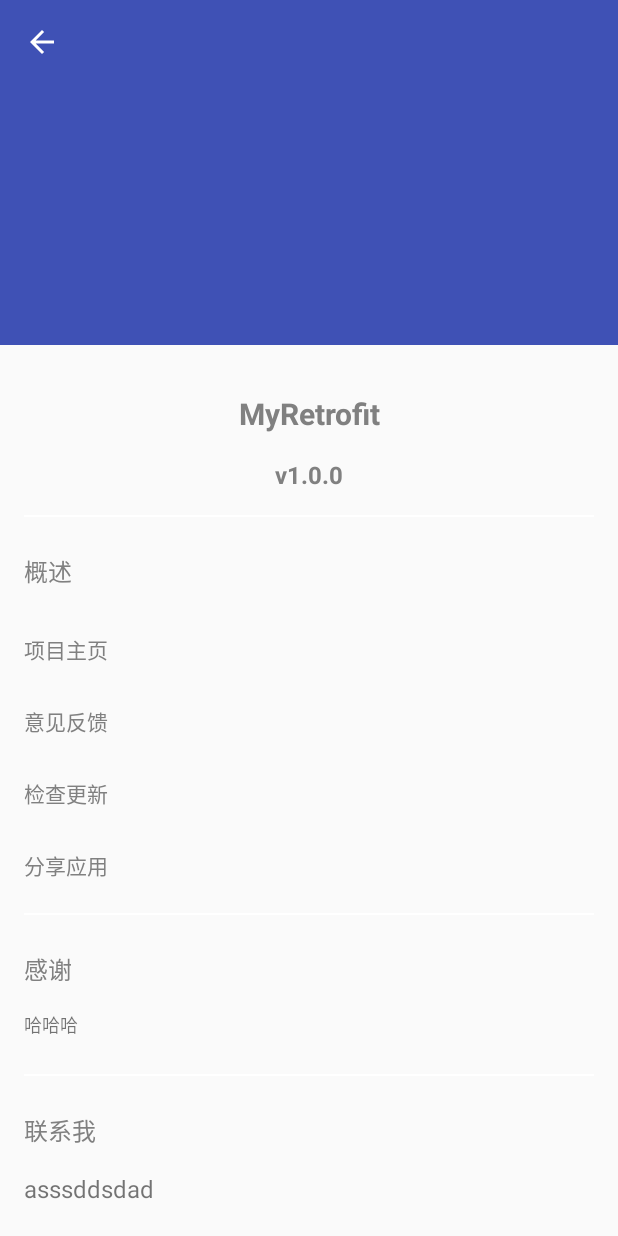
After one commit to yaozhengzheng/MyRetrofit, an Android app: the BarActivity screen opened directly, with no data from a screen before it, on a phone screen of 412 x 824 dp. The commit adds this screen. Run offline under Robolectric (Android 15) with nearby library versions, the phone set to English and light mode, and no system bars; pictures from the network do not load.

Commit message:
增加伸缩状态栏

```diff
--- /dev/null
+++ b/app/src/main/java/com/example/myretrofit/activity/BarActivity.java
@@ -0,0 +1,81 @@
+package com.example.myretrofit.activity;
+
+import android.graphics.drawable.Drawable;
+import android.os.Bundle;
+import android.view.View;
+import android.view.animation.AnimationUtils;
+import android.widget.ImageSwitcher;
+import android.widget.ImageView;
+import android.widget.ViewSwitcher;
+
+import com.bumptech.glide.Glide;
+import com.bumptech.glide.request.target.SimpleTarget;
+import com.bumptech.glide.request.transition.Transition;
+import com.example.myretrofit.R;
+
+import java.util.Random;
+
+
+/**
+ * @author 姚政诤
+ */
+public class BarActivity extends BaseActivity {
+
+    private ImageSwitcher imageSwitcher;
+    private String[] imageUrls = {
+            "http://7xp1a1.com1.z0.glb.clouddn.com/liyu01.png",
+            "http://7xp1a1.com1.z0.glb.clouddn.com/liyu02.png",
+            "http://7xp1a1.com1.z0.glb.clouddn.com/liyu03.png",
+            "http://7xp1a1.com1.z0.glb.clouddn.com/liyu04.png",
+            "http://7xp1a1.com1.z0.glb.clouddn.com/liyu05.png"};
+
+//    private Subscription subscription;
+
+    @Override
+    protected int getLayoutId() {
+        return R.layout.activity_bar;
+    }
+
+    @Override
+    protected int getMenuId() {
+        return 0;
+    }
+
+    @Override
+    protected void initViews(Bundle saveInstanceState) {
+        setDisplayHomeAsUpEnabled(true);
+        imageSwitcher = (ImageSwitcher) findViewById(R.id.imageSwitcher);
+        imageSwitcher.setFactory(new ViewSwitcher.ViewFactory() {
+            @Override
+            public View makeView() {
+                ImageView imageView = new ImageView(BarActivity.this);
+                imageView.setScaleType(ImageView.ScaleType.FIT_XY);
+                return imageView;
+            }
+        });
+        imageSwitcher.setInAnimation(AnimationUtils.loadAnimation(this,
+                R.anim.zoom_in));
+        imageSwitcher.setOutAnimation(AnimationUtils.loadAnimation(this,
+                R.anim.zoom_out));
+    }
+
+    @Override
+    protected void loadData() {
+        imageSwitcher.post(new Runnable() {
+            @Override
+            public void run() {
+                loadImage();
+            }
+        });
+
+    }
+
+    private void loadImage() {
+        Glide.with(this).load(imageUrls[new Random().nextInt(5)]).into(new SimpleTarget<Drawable>() {
+            @Override
+            public void onResourceReady(Drawable resource, Transition<? super Drawable> transition) {
+                imageSwitcher.setImageDrawable(resource);
+            }
+        });
+    }
+}
--- a/app/src/main/java/com/example/myretrofit/activity/BaseActivity.java
+++ b/app/src/main/java/com/example/myretrofit/activity/BaseActivity.java
@@ -2,9 +2,12 @@ package com.example.myretrofit.activity;
 
 import android.os.Bundle;
 import android.support.annotation.LayoutRes;
+import android.support.annotation.MenuRes;
 import android.support.annotation.Nullable;
 import android.support.v7.app.AppCompatActivity;
 import android.support.v7.widget.Toolbar;
+import android.view.Menu;
+import android.view.MenuItem;
 
 import com.example.myretrofit.R;
 
@@ -20,6 +23,10 @@ public abstract class BaseActivity extends AppCompatActivity {
     protected abstract
     @LayoutRes
     int getLayoutId();
+
+    protected abstract
+    @MenuRes
+    int getMenuId();
 
     protected abstract void initViews(Bundle saveInstanceState);
 
@@ -38,4 +45,29 @@ public abstract class BaseActivity extends AppCompatActivity {
         toolbar = (Toolbar) findViewById(R.id.toolbar);
         setSupportActionBar(toolbar);
     }
+    //toolbar显示自带返回按钮
+    protected void setDisplayHomeAsUpEnabled(boolean enable) {
+        if (getSupportActionBar() != null)
+            getSupportActionBar().setDisplayHomeAsUpEnabled(enable);
+    }
+
+    @Override
+    public boolean onCreateOptionsMenu(Menu menu) {
+        if (getMenuId() != 0) {
+            getMenuInflater().inflate(getMenuId(), menu);
+            return true;
+        }
+        return super.onCreateOptionsMenu(menu);
+    }
+
+    @Override
+    public boolean onOptionsItemSelected(MenuItem item) {
+        int id = item.getItemId();
+        if (id == android.R.id.home) {
+            onBackPressed();
+            return true;
+        }
+        return super.onOptionsItemSelected(item);
+    }
+
 }
--- a/app/src/main/java/com/example/myretrofit/activity/HomeActivity.java
+++ b/app/src/main/java/com/example/myretrofit/activity/HomeActivity.java
@@ -102,7 +102,7 @@ public class HomeActivity extends AppCompatActivity {
         list.add("SpringActionMenu");
         list.add("ChooseCity");
         list.add("TabsIndicator");
-        list.add("okgo请求有问题");
+        list.add("okgo");
         list.add("image");
         list.add("Diy_view");
         list.add("Custom");
@@ -110,6 +110,7 @@ public class HomeActivity extends AppCompatActivity {
         list.add("WCDB数据库");
         list.add("收益曲线图");
         list.add("闪屏广告图");
+        list.add("伸缩式标题栏");
 
         listView.setOnItemClickListener(new AdapterView.OnItemClickListener() {
             @Override
@@ -151,6 +152,9 @@ public class HomeActivity extends AppCompatActivity {
                     case 11:
                         intent.setClass(HomeActivity.this, SplashAdvertisingActivity.class);
                         break;
+                    case 12:
+                        intent.setClass(HomeActivity.this, BarActivity.class);
+                        break;
                 }
                 startActivity(intent);
             }
--- /dev/null
+++ b/app/src/main/res/layout/activity_bar.xml
@@ -0,0 +1,196 @@
+<?xml version="1.0" encoding="utf-8"?>
+<android.support.design.widget.CoordinatorLayout
+    xmlns:android="http://schemas.android.com/apk/res/android"
+    xmlns:app="http://schemas.android.com/apk/res-auto"
+    xmlns:tools="http://schemas.android.com/tools"
+    android:layout_width="match_parent"
+    android:layout_height="match_parent"
+    android:fitsSystemWindows="true"
+    tools:context="com.example.myretrofit.activity.BarActivity">
+
+    <android.support.design.widget.AppBarLayout
+        android:id="@+id/app_bar"
+        android:layout_width="match_parent"
+        android:layout_height="@dimen/app_bar_height"
+        android:fitsSystemWindows="true"
+        android:theme="@style/ThemeOverlay.AppCompat.Dark.ActionBar">
+
+        <android.support.design.widget.CollapsingToolbarLayout
+            android:id="@+id/toolbar_layout"
+            android:layout_width="match_parent"
+            android:layout_height="match_parent"
+            android:fitsSystemWindows="true"
+            app:contentScrim="?attr/colorPrimary"
+            app:expandedTitleTextAppearance="@style/textToolbarTitle"
+            app:layout_scrollFlags="scroll|exitUntilCollapsed|snap">
+
+            <RelativeLayout
+                android:layout_width="match_parent"
+                android:layout_height="match_parent"
+                android:fitsSystemWindows="true"
+                app:layout_collapseMode="parallax">
+
+
+                <ImageSwitcher
+                    android:id="@+id/imageSwitcher"
+                    android:layout_width="match_parent"
+                    android:layout_height="match_parent"
+                    android:background="?attr/colorPrimary"
+                    app:layout_collapseMode="parallax"
+                    app:layout_collapseParallaxMultiplier="0.7"
+                    app:layout_scrollFlags="scroll|enterAlwaysCollapsed"
+                    />
+            </RelativeLayout>
+
+            <android.support.v7.widget.Toolbar
+                android:id="@id/toolbar"
+                android:layout_width="match_parent"
+                android:layout_height="?attr/actionBarSize"
+                app:layout_collapseMode="pin"
+                app:popupTheme="@style/ThemeOverlay.AppCompat.Light"/>
+        </android.support.design.widget.CollapsingToolbarLayout>
+    </android.support.design.widget.AppBarLayout>
+
+
+    <android.support.v4.widget.NestedScrollView
+        android:layout_width="match_parent"
+        android:layout_height="match_parent"
+        android:scrollbars="none"
+        app:layout_behavior="@string/appbar_scrolling_view_behavior">
+
+        <LinearLayout
+            android:layout_width="match_parent"
+            android:layout_height="wrap_content"
+            android:orientation="vertical">
+
+            <TextView
+                android:layout_width="match_parent"
+                android:layout_height="wrap_content"
+                android:layout_marginTop="32dp"
+                android:gravity="center"
+                android:text="@string/app_name"
+                android:textColor="@color/gray"
+                android:textSize="20sp"
+                android:textStyle="bold"/>
+
+            <TextView
+                android:id="@+id/tv_app_version"
+                android:layout_width="match_parent"
+                android:layout_height="wrap_content"
+                android:layout_marginBottom="8dp"
+                android:layout_marginTop="16dp"
+                android:gravity="center"
+                android:text="v1.0.0"
+                android:textColor="@color/gray"
+                android:textSize="16sp"
+                android:textStyle="bold"/>
+
+            <include layout="@layout/line_gap"/>
+
+            <TextView
+                android:layout_width="wrap_content"
+                android:layout_height="wrap_content"
+                android:layout_margin="16dp"
+                android:text="概述"
+                android:textColor="@color/gray"
+                android:textSize="16sp"/>
+
+            <Button
+                android:id="@+id/btn_web_home"
+                android:layout_width="match_parent"
+                android:layout_height="wrap_content"
+                android:background="?attr/selectableItemBackground"
+                android:drawablePadding="16dp"
+                android:gravity="left|center_vertical"
+                android:paddingLeft="16dp"
+                android:text="项目主页"
+                android:textColor="@color/gray"
+                android:textSize="14sp"
+                />
+
+            <Button
+                android:id="@+id/btn_feedback"
+                android:layout_width="match_parent"
+                android:layout_height="wrap_content"
+                android:background="?attr/selectableItemBackground"
+                android:drawablePadding="16dp"
+                android:gravity="left|center_vertical"
+                android:paddingLeft="16dp"
+                android:text="意见反馈"
+                android:textColor="@color/gray"
+                android:textSize="14sp"
+                />
+
+            <Button
+                android:id="@+id/btn_check_update"
+                android:layout_width="match_parent"
+                android:layout_height="wrap_content"
+                android:background="?attr/selectableItemBackground"
+                android:drawablePadding="16dp"
+                android:gravity="left|center_vertical"
+                android:paddingLeft="16dp"
+                android:text="检查更新"
+                android:textColor="@color/gray"
+                android:textSize="14sp"
+                />
+
+            <Button
+                android:id="@+id/btn_share_app"
+                android:layout_width="match_parent"
+                android:layout_height="wrap_content"
+                android:background="?attr/selectableItemBackground"
+                android:drawablePadding="16dp"
+                android:gravity="left|center_vertical"
+                android:paddingLeft="16dp"
+                android:text="分享应用"
+                android:textColor="@color/gray"
+                android:textSize="14sp"
+                />
+
+            <include layout="@layout/line_gap"/>
+
+            <TextView
+                android:layout_width="wrap_content"
+                android:layout_height="wrap_content"
+                android:layout_margin="16dp"
+                android:text="感谢"
+                android:textColor="@color/gray"
+                android:textSize="16sp"/>
+
+            <TextView
+                android:layout_width="wrap_content"
+                android:layout_height="wrap_content"
+                android:layout_marginBottom="16dp"
+                android:layout_marginStart="16dp"
+                android:autoLink="web"
+                android:lineSpacingExtra="6dp"
+                android:text="哈哈哈"
+                android:textColorLink="@color/gray"
+                android:textSize="12sp"
+                />
+
+            <include layout="@layout/line_gap"/>
+
+            <TextView
+                android:layout_width="wrap_content"
+                android:layout_height="wrap_content"
+                android:layout_margin="16dp"
+                android:text="联系我"
+                android:textColor="@color/gray"
+                android:textSize="16sp"/>
+
+            <TextView
+                android:layout_width="wrap_content"
+                android:layout_height="wrap_content"
+                android:layout_marginBottom="16dp"
+                android:layout_marginStart="16dp"
+                android:autoLink="all"
+                android:lineSpacingExtra="6dp"
+                android:text="asssddsdad"
+                android:textColorLink="@color/gray"
+                android:textSize="16sp"
+                />
+
+        </LinearLayout>
+    </android.support.v4.widget.NestedScrollView>
+</android.support.design.widget.CoordinatorLayout>
--- /dev/null
+++ b/app/src/main/res/layout/line_gap.xml
@@ -0,0 +1,10 @@
+<?xml version="1.0" encoding="utf-8"?>
+<View
+    android:layout_width="match_parent"
+    android:layout_height="1dp"
+    android:layout_marginTop="8dp"
+    android:layout_marginBottom="8dp"
+    android:layout_marginLeft="16dp"
+    android:layout_marginRight="16dp"
+    android:background="@color/white"
+    xmlns:android="http://schemas.android.com/apk/res/android"/>
--- a/app/src/main/res/values/dimens.xml
+++ b/app/src/main/res/values/dimens.xml
@@ -14,4 +14,7 @@
     <dimen name="sp24">24sp</dimen>
     <dimen name="dp40">40dp</dimen>
     <dimen name="sp12">12sp</dimen>
+    <dimen name="activity_horizontal_margin">16dp</dimen>
+    <dimen name="activity_vertical_margin">16dp</dimen>
+    <dimen name="app_bar_height">230dp</dimen>
 </resources>
--- /dev/null
+++ b/app/src/main/res/values/ids.xml
@@ -0,0 +1,5 @@
+<?xml version="1.0" encoding="utf-8"?>
+<resources>
+    <item type="id" name="toolbar"/>
+    <item type="id" name="swipe_container"/>
+</resources>
--- a/app/src/main/res/values/styles.xml
+++ b/app/src/main/res/values/styles.xml
@@ -33,4 +33,9 @@
     <style name="ADDialogAnimation" parent="@android:style/Animation">
         <item name="android:windowEnterAnimation">@anim/starting_up</item>
     </style>
+
+    <style name="textToolbarTitle">
+        <item name="android:textSize">16sp</item>
+        <item name="android:textColor">#00000000</item>
+    </style>
 </resources>
```
Also changed, not shown: app/src/main/AndroidManifest.xml (+6 -3 lines), app/src/main/res/anim/zoom_in.xml (added, +10 -0 lines), app/src/main/res/anim/zoom_out.xml (added, +11 -0 lines), app/build.gradle (line endings or trailing spaces).
